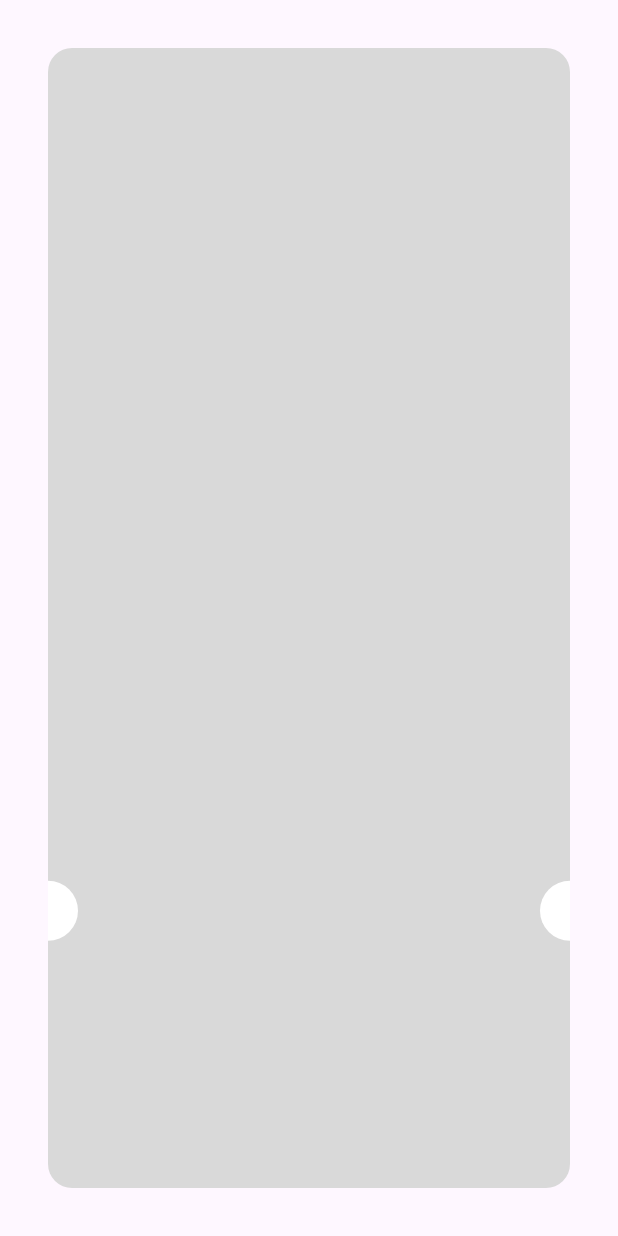
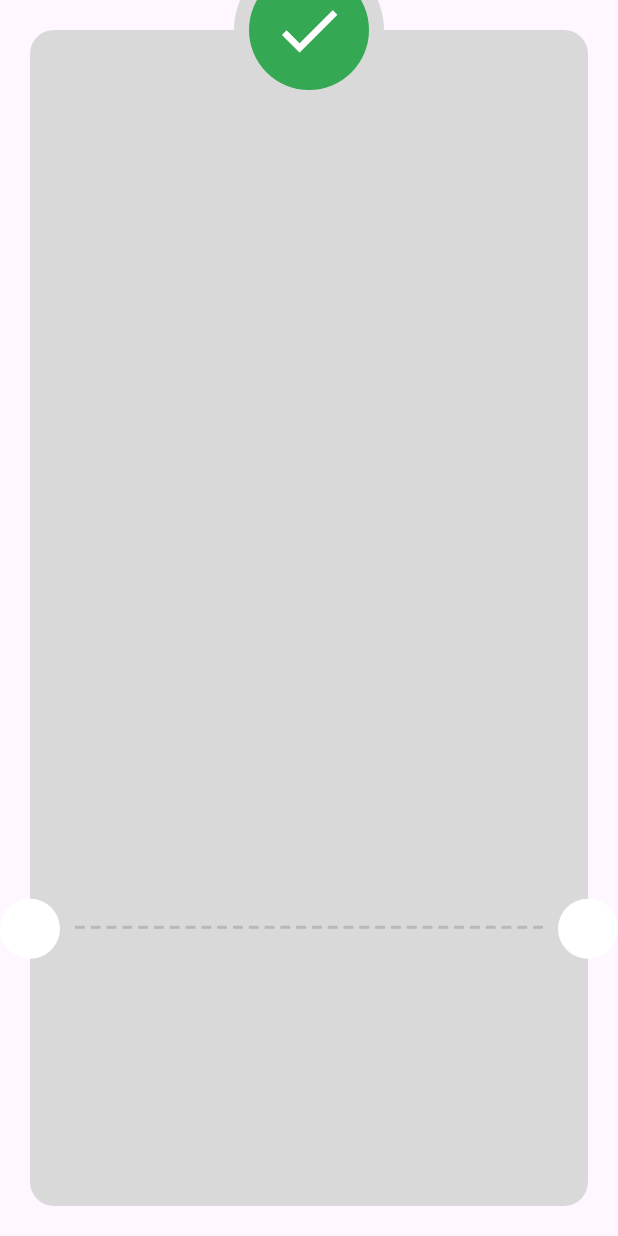
Before and after one commit to yousefmohamed35/check_out_app, a Flutter app: the ThankYouView screen opened directly, on a phone screen of 412 x 824 dp. Run offline on Flutter 3.47's test engine with Material 3 defaults, Android fonts, the phone set to English and light mode, and no system bars; our stand-ins replace device_preview, flutter_credit_card, flutter_svg.

Commit message:
create dashed line

```diff
--- a/lib/features/checkout/peresentation/views/widgets/thank_you_view_body.dart
+++ b/lib/features/checkout/peresentation/views/widgets/thank_you_view_body.dart
@@ -6,8 +6,9 @@ class ThankYouViewBody extends StatelessWidget {
   @override
   Widget build(BuildContext context) {
     return Padding(
-      padding: EdgeInsets.all(32),
+      padding: const EdgeInsets.all(20),
       child: Stack(
+        clipBehavior: Clip.none,
         children: [
           Container(
             decoration: ShapeDecoration(
@@ -15,6 +16,24 @@ class ThankYouViewBody extends StatelessWidget {
               shape: RoundedRectangleBorder(
                 borderRadius: BorderRadius.circular(16),
               ),
+            ),
+          ),
+          Positioned(
+            left: 28,
+            right: 28,
+            bottom: MediaQuery.sizeOf(context).height * .2 + 20,
+            child: Row(
+              children: List.generate(
+                  30,
+                  (index) => Expanded(
+                        child: Padding(
+                          padding: const EdgeInsets.symmetric(horizontal: 2),
+                          child: Container(
+                            color: Color(0xffB8B8B8),
+                            height: 2,
+                          ),
+                        ),
+                      )),
             ),
           ),
           Positioned(
@@ -31,6 +50,24 @@ class ThankYouViewBody extends StatelessWidget {
               backgroundColor: Colors.white,
             ),
           ),
+          Positioned(
+            left: 0,
+            right: 0,
+            top: -50,
+            child: const CircleAvatar(
+              radius: 50,
+              backgroundColor: const Color(0xffD9D9D9),
+              child: CircleAvatar(
+                radius: 40,
+                backgroundColor: Color(0xff34A853),
+                child: Icon(
+                  Icons.check,
+                  color: Colors.white,
+                  size: 50,
+                ),
+              ),
+            ),
+          )
         ],
       ),
     );
```
